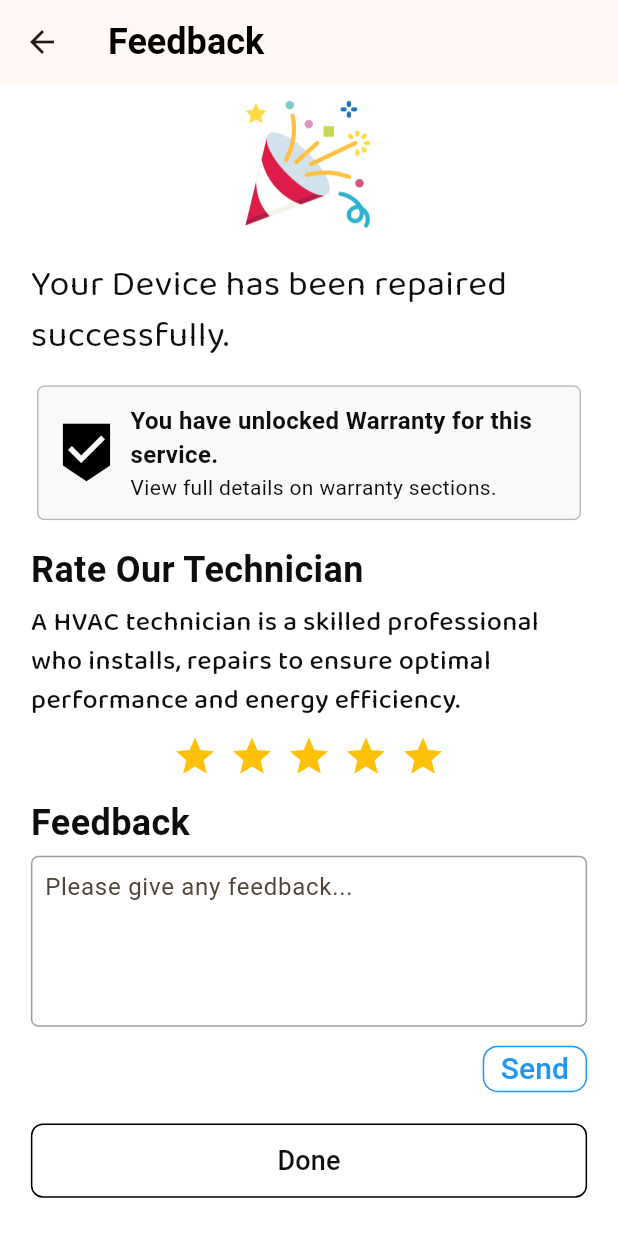
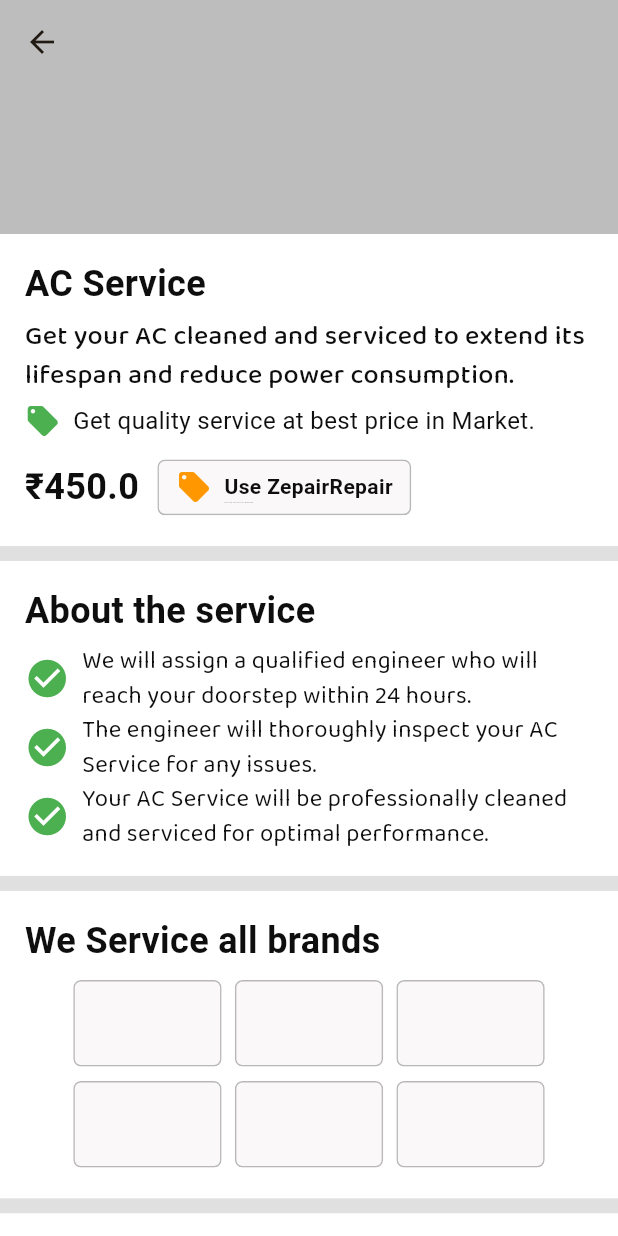
Before and after one commit to YesShubham01/zepair, a Flutter app: the screen it shows after launch, on a phone screen of 412 x 824 dp. Run offline on Flutter 3.47's test engine with Material 3 defaults, Android fonts, the phone set to English and light mode, and no system bars; our stand-ins replace gap, lottie, pinput; missing offline and left inert: disclosure; Roboto replaces fonts that are missing (SF-Pro).

Commit message:
Service Details

```diff
--- a/lib/main.dart
+++ b/lib/main.dart
@@ -3,6 +3,7 @@ import 'package:zepair/modules/Contact%20Page/contactUs.dart';
 import 'package:zepair/modules/Feedback%20Page/feedback_page.dart';
 import 'package:zepair/modules/Home%20Pages/home_page.dart';
 import 'package:zepair/modules/Home%20Pages/home_screen.dart';
+import 'package:zepair/modules/Services/service_detail.dart';
 import 'package:zepair/modules/Splash%20Page/splash_page.dart';
 import 'package:zepair/utils/constants/colors.dart';
 
@@ -26,7 +27,10 @@ class ZepairApp extends StatelessWidget {
       debugShowCheckedModeBanner: false,
 
       // call here the page you are working on.
-      home: const FeedbackPage(),
+      home: const ServiceDetailPage(
+          service: 'AC Service',
+          description:
+              'Get your AC cleaned and serviced to extend its lifespan and reduce power consumption.'),
     );
   }
 }
--- /dev/null
+++ b/lib/modules/Services/service_detail.dart
@@ -0,0 +1,327 @@
+import 'package:flutter/material.dart';
+import 'package:gap/gap.dart';
+import 'package:zepair/modules/Profile%20Page/Support%20Widgets/profile_card.dart';
+import 'package:zepair/utils/custom%20widgets/custom_container.dart';
+import 'package:zepair/utils/custom%20widgets/custom_outline_button.dart';
+import 'package:zepair/utils/custom%20widgets/custom_outline_card_widget.dart';
+import 'package:zepair/utils/custom%20widgets/custom_text.dart';
+import 'package:zepair/utils/custom%20widgets/custom_title.dart';
+
+class ServiceDetailPage extends StatefulWidget {
+  final String service;
+  final String description;
+
+  const ServiceDetailPage({
+    Key? key,
+    required this.service,
+    required this.description,
+  }) : super(key: key);
+
+  @override
+  _ServiceDetailPageState createState() => _ServiceDetailPageState();
+}
+
+class _ServiceDetailPageState extends State<ServiceDetailPage> {
+  double price = 450.0;
+  late double w;
+  late double h;
+  static const IconData localOffer =
+      IconData(0xe39c, fontFamily: 'MaterialIcons');
+
+  @override
+  Widget build(BuildContext context) {
+    var dimensions = MediaQuery.sizeOf(context);
+    w = dimensions.width;
+    h = dimensions.height;
+    return Scaffold(
+      backgroundColor: Colors.grey[300],
+      appBar: AppBar(
+        backgroundColor: Colors.grey[400],
+        leading: IconButton(
+          icon: const Icon(Icons.arrow_back),
+          onPressed: () => Navigator.pop(context),
+        ),
+      ),
+      body: SingleChildScrollView(
+        child: Column(
+          crossAxisAlignment: CrossAxisAlignment.start,
+          children: [
+            Container(
+              height: 100,
+              color: Colors.grey[400],
+            ),
+            _serviceDetails(),
+            _aboutService(),
+            _brandService(),
+            _zepairBenefits(),
+            _addAddressButton(),
+          ],
+        ),
+      ),
+    );
+  }
+
+  Widget _serviceDetails() {
+    return _buildContainer(
+      Column(
+        crossAxisAlignment: CrossAxisAlignment.start,
+        children: [
+          CustomTitle(text: widget.service),
+          Gap(h * 0.006),
+          CustomText(
+            text: widget.description,
+            size: 18,
+            fontFamily: FontType.balooBhai2,
+          ),
+          Gap(h * 0.006),
+          Row(
+            children: [
+              const Icon(localOffer, color: Colors.green),
+              Gap(w * 0.02),
+              CustomText(
+                text: "Get quality service at best price in Market.",
+                size: 16,
+                fontFamily: FontType.sfPro,
+                weight: FontWeight.normal,
+              ),
+            ],
+          ),
+          const SizedBox(height: 10),
+          Row(
+            children: [
+              CustomText(
+                text: "₹$price",
+                size: 24,
+                fontFamily: FontType.sfPro,
+                weight: FontWeight.bold,
+              ),
+              Gap(w * 0.02),
+              CustomCardWidget(
+                child: Padding(
+                  padding: EdgeInsets.symmetric(
+                      vertical: h * 0.008, horizontal: w * 0.03),
+                  child: Row(
+                    mainAxisSize: MainAxisSize.min,
+                    children: [
+                      const Icon(
+                        Icons.local_offer,
+                        color: Colors.orange,
+                        size: 24,
+                      ),
+                      Gap(w * 0.02),
+                      Column(
+                        crossAxisAlignment: CrossAxisAlignment.start,
+                        children: [
+                          CustomText(
+                            text: "Use ZepairRepair",
+                            size: 14,
+                            fontFamily: FontType.sfPro,
+                            weight: FontWeight.bold,
+                          ),
+                          CustomText(
+                            text: "Get 10% off on first Booking",
+                            size: 1,
+                            fontFamily: FontType.balooBhai2,
+                            weight: FontWeight.normal,
+                          ),
+                        ],
+                      ),
+                    ],
+                  ),
+                ),
+              ),
+            ],
+          ),
+        ],
+      ),
+    );
+  }
+
+  Widget _aboutService() {
+    return _buildContainer(
+      Column(
+        crossAxisAlignment: CrossAxisAlignment.start,
+        children: [
+          CustomTitle(text: "About the service"),
+          Gap(h * 0.006),
+          _buildListItem(
+              "We will assign a qualified engineer who will reach your doorstep within 24 hours."),
+          _buildListItem(
+              "The engineer will thoroughly inspect your ${widget.service} for any issues."),
+          _buildListItem(
+              "Your ${widget.service} will be professionally cleaned and serviced for optimal performance."),
+        ],
+      ),
+    );
+  }
+
+  Widget _brandService() {
+    return _buildContainer(
+      Column(
+        crossAxisAlignment: CrossAxisAlignment.start,
+        children: [
+          CustomTitle(text: "We Service all brands"),
+          Gap(h * 0.006),
+          Center(
+            child: Column(
+              mainAxisAlignment: MainAxisAlignment.center,
+              children: [
+                Row(
+                  mainAxisAlignment:
+                      MainAxisAlignment.center, // Centers items in the row
+                  children: List.generate(
+                    3,
+                    (index) => Padding(
+                      padding: EdgeInsets.symmetric(
+                          horizontal: w * 0.001), // Add spacing between items
+                      child: CustomCardWidget(
+                        child: Container(
+                          height: h * 0.07,
+                          width: w * 0.24,
+                        ),
+                      ),
+                    ),
+                  ),
+                ),
+                Gap(h * 0.002), // Space between rows
+                Row(
+                  mainAxisAlignment:
+                      MainAxisAlignment.center, // Centers items in the row
+                  children: List.generate(
+                    3,
+                    (index) => Padding(
+                      padding: EdgeInsets.symmetric(horizontal: w * 0.001),
+                      child: CustomCardWidget(
+                        child: Container(
+                          height: h * 0.07,
+                          width: w * 0.24,
+                        ),
+                      ),
+                    ),
+                  ),
+                ),
+              ],
+            ),
+          ),
+        ],
+      ),
+    );
+  }
+
+  Widget _zepairBenefits() {
+    return _buildContainer(
+      Column(
+        crossAxisAlignment: CrossAxisAlignment.start,
+        children: [
+          CustomTitle(text: "Zepair Benefits"),
+          Gap(h * 0.006),
+          Row(
+            children: [
+              const Expanded(
+                child: CustomCardWidget(
+                  child: Padding(
+                    padding: EdgeInsets.fromLTRB(0, 12, 0, 12),
+                    child: Column(
+                      children: [
+                        Icon(
+                          Icons
+                              .verified_user, // Change this to any recommended icon above
+                          size: 30,
+                          color: Colors.black,
+                        ),
+                        SizedBox(height: 5),
+                        CustomText(
+                          text: '10-day warranty',
+                          size: 16,
+                          fontFamily: FontType.sfPro,
+                        )
+                      ],
+                    ),
+                  ),
+                ),
+              ),
+              Gap(w * 0.03),
+              const Expanded(
+                child: CustomCardWidget(
+                  child: Padding(
+                    padding: EdgeInsets.fromLTRB(0, 12, 0, 12),
+                    child: Column(
+                      children: [
+                        Icon(
+                          Icons
+                              .assignment_turned_in, // Change this to any recommended icon above
+                          size: 30,
+                          color: Colors.black,
+                        ),
+                        SizedBox(height: 5),
+                        CustomText(
+                          text: 'Hassel-free Claim',
+                          size: 16,
+                          fontFamily: FontType.sfPro,
+                        )
+                      ],
+                    ),
+                  ),
+                ),
+              ),
+            ],
+          ),
+        ],
+      ),
+    );
+  }
+
+  Widget _addAddressButton() {
+    return Padding(
+      padding: const EdgeInsets.fromLTRB(16, 16, 16, 20),
+      child: ElevatedButton(
+        style: ElevatedButton.styleFrom(
+          backgroundColor: Colors.amber,
+          shape:
+              RoundedRectangleBorder(borderRadius: BorderRadius.circular(10)),
+          side: BorderSide(color: Colors.black),
+          minimumSize: const Size(double.infinity, 50),
+        ),
+        onPressed: () {},
+        child: CustomText(
+          text: "Add address and slot",
+          size: 22,
+          fontFamily: FontType.sfPro,
+          weight: FontWeight.bold,
+        ),
+      ),
+    );
+  }
+
+  Widget _buildContainer(Widget child) {
+    return Container(
+      margin: const EdgeInsets.only(bottom: 10),
+      padding: EdgeInsets.all(h * 0.02),
+      decoration: BoxDecoration(
+        color: Colors.white,
+        borderRadius: BorderRadius.circular(0),
+      ),
+      child: child,
+    );
+  }
+
+  Widget _buildListItem(String text) {
+    return Row(
+      children: [
+        const Icon(
+          Icons.check_circle,
+          color: Colors.green,
+          size: 30,
+        ),
+        Gap(w * 0.02),
+        Expanded(
+            child: CustomText(
+          text: text,
+          size: 16,
+          fontFamily: FontType.balooBhai2,
+          weight: FontWeight.normal,
+        )),
+      ],
+    );
+  }
+}
```
